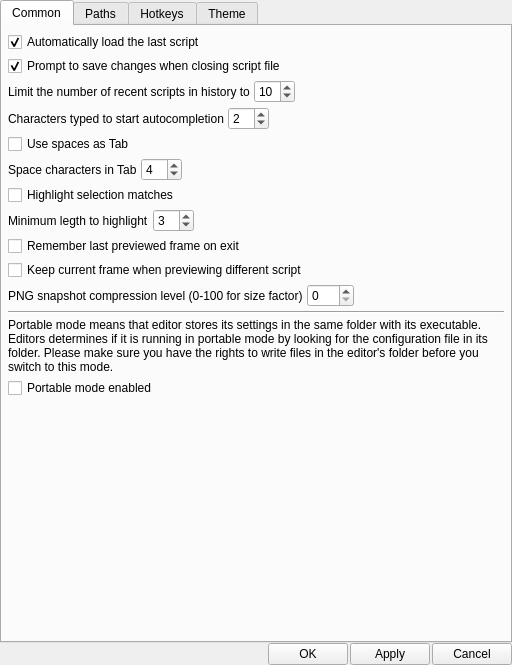
The window that settings/settings_dialog.ui (Selur/vsViewer) describes before a commit, drawn with Qt 5.
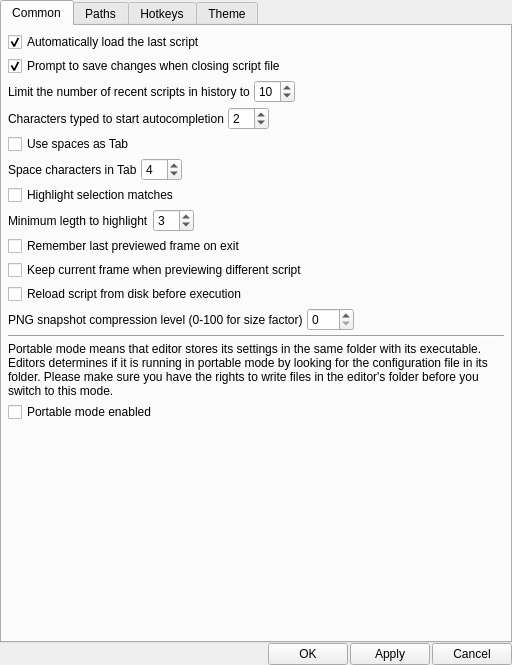
The same window after the commit.

What changed in the file:
```diff
--- a/settings/settings_dialog.ui
+++ b/settings/settings_dialog.ui
@@ -244,6 +244,13 @@
          </property>
         </widget>
        </item>
+       <item>
+        <widget class="QCheckBox" name="reloadBeforeExecutionCheckBox">
+         <property name="text">
+          <string>Reload script from disk before execution</string>
+         </property>
+        </widget>
+       </item>
        <item>
         <layout class="QHBoxLayout" name="horizontalLayout_3">
          <item>
```
Left out of the diff: 6 changed lines with no effect on the pictures.
